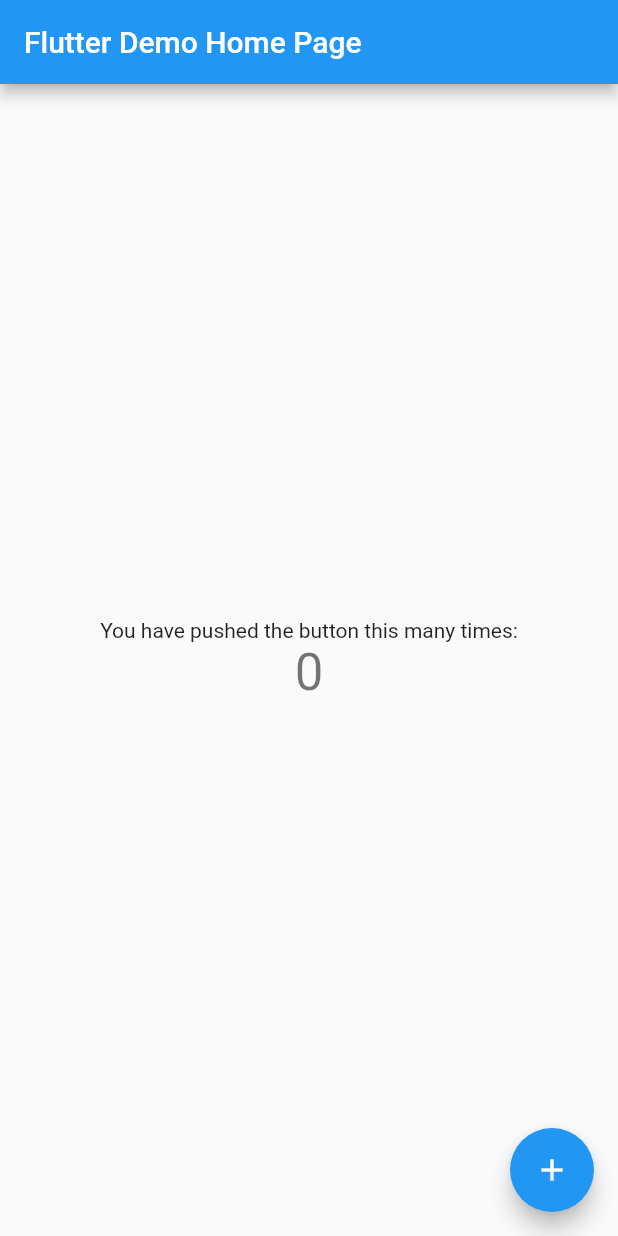
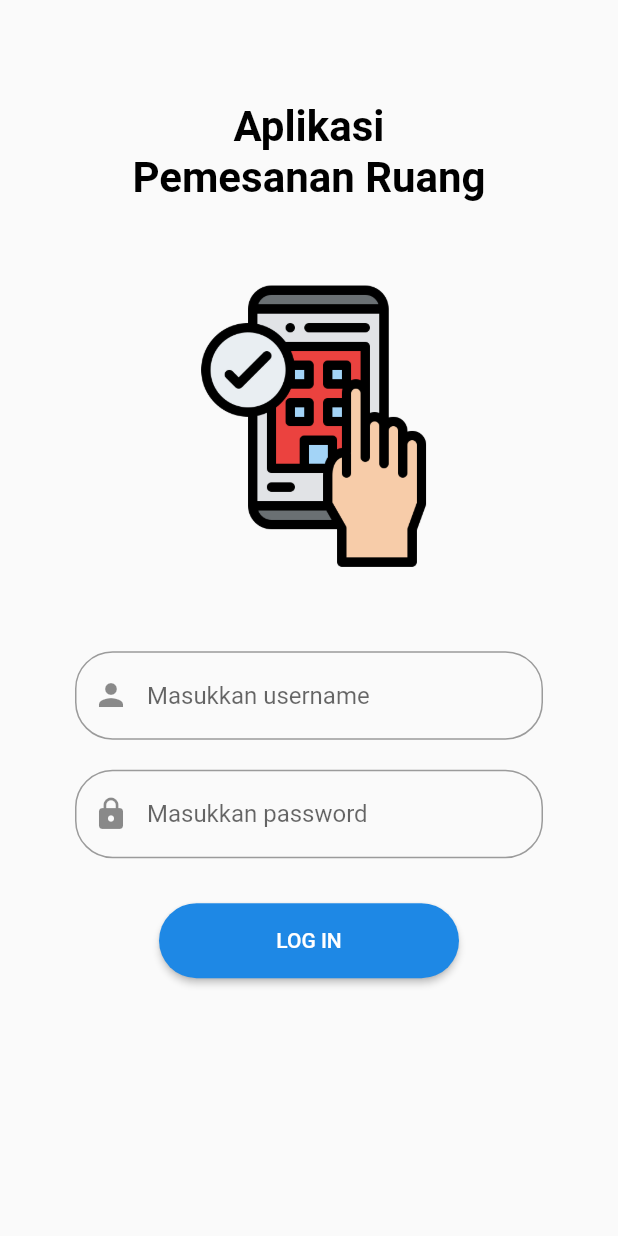
Before and after one commit to areosudrajad/App-pemesanan-ruang, a Flutter app: the screen it shows after launch, on a phone screen of 412 x 824 dp. Run offline on Flutter 3.47's test engine with Material 2 defaults, Android fonts, the light colour scheme and no system bars; our stand-ins replace hive, hive_flutter; accounts and stored records are empty.

Commit message:
penambahan login

```diff
--- a/lib/main.dart
+++ b/lib/main.dart
@@ -1,3 +1,4 @@
+import 'package:app_pemesaanan_ruang/screen/login_screen.dart';
 import 'package:flutter/material.dart';
 
 void main() {
@@ -11,6 +12,7 @@
   @override
   Widget build(BuildContext context) {
     return MaterialApp(
+      debugShowCheckedModeBanner: false,
       title: 'Flutter Demo',
       theme: ThemeData(
         // This is the theme of your application.
@@ -24,92 +26,7 @@
         // is not restarted.
         primarySwatch: Colors.blue,
       ),
-      home: const MyHomePage(title: 'Flutter Demo Home Page'),
+      home: const LoginScreen(),
     );
   }
 }
-
-class MyHomePage extends StatefulWidget {
-  const MyHomePage({Key? key, required this.title}) : super(key: key);
-
-  // This widget is the home page of your application. It is stateful, meaning
-  // that it has a State object (defined below) that contains fields that affect
-  // how it looks.
-
-  // This class is the configuration for the state. It holds the values (in this
-  // case the title) provided by the parent (in this case the App widget) and
-  // used by the build method of the State. Fields in a Widget subclass are
-  // always marked "final".
-
-  final String title;
-
-  @override
-  State<MyHomePage> createState() => _MyHomePageState();
-}
-
-class _MyHomePageState extends State<MyHomePage> {
-  int _counter = 0;
-
-  void _incrementCounter() {
-    setState(() {
-      // This call to setState tells the Flutter framework that something has
-      // changed in this State, which causes it to rerun the build method below
-      // so that the display can reflect the updated values. If we changed
-      // _counter without calling setState(), then the build method would not be
-      // called again, and so nothing would appear to happen.
-      _counter++;
-    });
-  }
-
-  @override
-  Widget build(BuildContext context) {
-    // This method is rerun every time setState is called, for instance as done
-    // by the _incrementCounter method above.
-    //
-    // The Flutter framework has been optimized to make rerunning build methods
-    // fast, so that you can just rebuild anything that needs updating rather
-    // than having to individually change instances of widgets.
-    return Scaffold(
-      appBar: AppBar(
-        // Here we take the value from the MyHomePage object that was created by
-        // the App.build method, and use it to set our appbar title.
-        title: Text(widget.title),
-      ),
-      body: Center(
-        // Center is a layout widget. It takes a single child and positions it
-        // in the middle of the parent.
-        child: Column(
-          // Column is also a layout widget. It takes a list of children and
-          // arranges them vertically. By default, it sizes itself to fit its
-          // children horizontally, and tries to be as tall as its parent.
-          //
-          // Invoke "debug painting" (press "p" in the console, choose the
-          // "Toggle Debug Paint" action from the Flutter Inspector in Android
-          // Studio, or the "Toggle Debug Paint" command in Visual Studio Code)
-          // to see the wireframe for each widget.
-          //
-          // Column has various properties to control how it sizes itself and
-          // how it positions its children. Here we use mainAxisAlignment to
-          // center the children vertically; the main axis here is the vertical
-          // axis because Columns are vertical (the cross axis would be
-          // horizontal).
-          mainAxisAlignment: MainAxisAlignment.center,
-          children: <Widget>[
-            const Text(
-              'You have pushed the button this many times:',
-            ),
-            Text(
-              '$_counter',
-              style: Theme.of(context).textTheme.headline4,
-            ),
-          ],
-        ),
-      ),
-      floatingActionButton: FloatingActionButton(
-        onPressed: _incrementCounter,
-        tooltip: 'Increment',
-        child: const Icon(Icons.add),
-      ), // This trailing comma makes auto-formatting nicer for build methods.
-    );
-  }
-}
--- /dev/null
+++ b/lib/screen/login_screen.dart
@@ -0,0 +1,118 @@
+import 'package:flutter/material.dart';
+import 'package:hive/hive.dart';
+import 'package:hive_flutter/hive_flutter.dart';
+
+class LoginScreen extends StatefulWidget {
+  const LoginScreen({Key? key}) : super(key: key);
+
+  @override
+  State<LoginScreen> createState() => _LoginScreenState();
+}
+
+class _LoginScreenState extends State<LoginScreen> {
+  TextEditingController userNameController = TextEditingController();
+  TextEditingController passwordController = TextEditingController();
+
+  @override
+  Widget build(BuildContext context) {
+    return Scaffold(
+      resizeToAvoidBottomInset: false,
+      body: Column(
+        children: [
+          SizedBox(
+            height: 50,
+          ),
+          Text(
+            'Aplikasi',
+            style: TextStyle(
+                fontWeight: FontWeight.bold,
+                fontSize: 28,
+                color: Colors.black,
+                height: 2),
+          ),
+          SizedBox(
+            height: 0.1,
+          ),
+          Text(
+            'Pemesanan Ruang',
+            style: TextStyle(
+                fontWeight: FontWeight.bold,
+                fontSize: 28,
+                color: Colors.black,
+                height: 1),
+          ),
+          SizedBox(
+            height: 50,
+          ),
+          Image.asset('images/L1.png', height: 200),
+          SizedBox(
+            height: 40,
+          ),
+          Padding(
+            padding: const EdgeInsets.symmetric(horizontal: 50, vertical: 10),
+            child: TextFormField(
+              controller: userNameController,
+              decoration: InputDecoration(
+                hintText: 'Masukkan username',
+                prefixIcon: Icon(Icons.person),
+                border: OutlineInputBorder(
+                  borderRadius: BorderRadius.circular(25),
+                ),
+              ),
+            ),
+          ),
+          Padding(
+            padding: const EdgeInsets.symmetric(horizontal: 50, vertical: 10),
+            child: TextFormField(
+              controller: passwordController,
+              obscureText: true,
+              decoration: InputDecoration(
+                prefixIcon: Icon(Icons.lock),
+                hintText: 'Masukkan password',
+                border: OutlineInputBorder(
+                  borderRadius: BorderRadius.circular(25),
+                ),
+              ),
+            ),
+          ),
+          SizedBox(
+            height: 20,
+          ),
+          SizedBox(
+            width: 200,
+            height: 50,
+            child: ElevatedButton(
+              onPressed: () {
+                print('username = ${userNameController.text} ');
+                if (userNameController.text == 'admin' &&
+                    passwordController.text == 'admin') {
+                  ScaffoldMessenger.of(context).showSnackBar(SnackBar(
+                    content: Text('Login berhasil'),
+                  ));
+                  var box = Hive.box('userBox');
+                  box.put('isLogin', true);
+
+                  //Navigator.pushReplacement(context,
+                  //MaterialPageRoute(builder: (context) => HomeScreen()));
+                } else {
+                  ScaffoldMessenger.of(context).showSnackBar(
+                    SnackBar(
+                      content: Text('Username atau Password salah'),
+                    ),
+                  );
+                }
+              },
+              style: ElevatedButton.styleFrom(
+                primary: Colors.blue[600],
+                shape: RoundedRectangleBorder(
+                  borderRadius: BorderRadius.circular(25),
+                ),
+              ),
+              child: Text('LOG IN'),
+            ),
+          ),
+        ],
+      ),
+    );
+  }
+}
--- a/pubspec.yaml
+++ b/pubspec.yaml
@@ -34,6 +34,8 @@
   # The following adds the Cupertino Icons font to your application.
   # Use with the CupertinoIcons class for iOS style icons.
   cupertino_icons: ^1.0.2
+  hive: ^2.1.0
+  hive_flutter: ^1.1.0
 
 dev_dependencies:
   flutter_test:
@@ -56,6 +58,9 @@
   # included with your application, so that you can use the icons in
   # the material Icons class.
   uses-material-design: true
+
+  assets:
+    - images/
 
   # To add assets to your application, add an assets section, like this:
   # assets:
```
Also changed, not shown: images/L1.png (added), images/locker-room (1).png (added), pubspec.lock.
